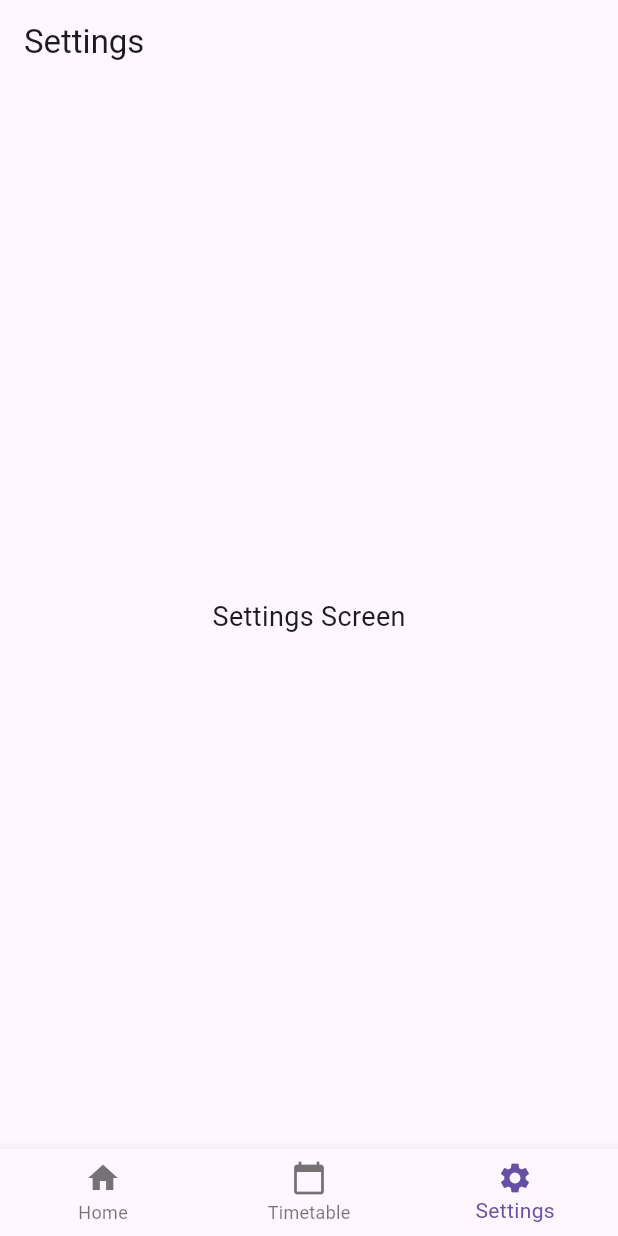
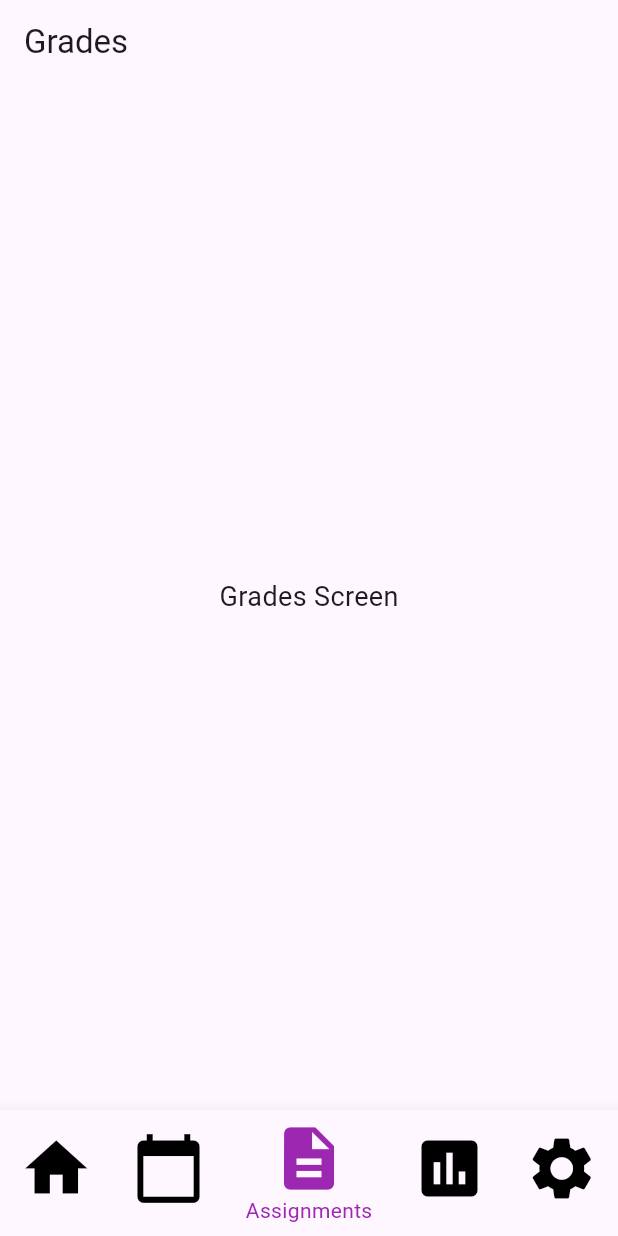
Before and after one commit to AltCrest/webdev, a Flutter app: the screen it shows after launch, item 3 of the bottom bar chosen, on a phone screen of 412 x 824 dp. Run offline on Flutter 3.47's test engine with Material 3 defaults, Android fonts, the phone set to English and light mode, and no system bars.

Commit message:
Commit 2

```diff
--- a/lib/main.dart
+++ b/lib/main.dart
@@ -1,4 +1,6 @@
 import 'package:flutter/material.dart';
+import 'screens/assignment_screen.dart';
+import 'screens/grade_screen.dart';
 import 'screens/home_screen.dart';
 import 'screens/timetable_screen.dart';
 import 'screens/settings_screen.dart';
@@ -26,6 +28,8 @@
   final List<Widget> _screens = [
     HomeScreen(),
     TimetableScreen(),
+    GradesScreen(),
+    AssignmentsScreen(),
     SettingsScreen(),
   ];
 
@@ -40,9 +44,14 @@
             _currentIndex = index;
           });
         },
+        iconSize: 50.0,
+        selectedItemColor: Colors.purple, // Black color for selected icons
+        unselectedItemColor: Colors.black,
         items: [
           BottomNavigationBarItem(icon: Icon(Icons.home), label: 'Home'),
           BottomNavigationBarItem(icon: Icon(Icons.calendar_today), label: 'Timetable'),
+          BottomNavigationBarItem(icon: Icon(Icons.description), label: 'Assignments'),
+          BottomNavigationBarItem(icon: Icon(Icons.assessment), label: 'Grades'),
           BottomNavigationBarItem(icon: Icon(Icons.settings), label: 'Settings'),
         ],
       ),
--- /dev/null
+++ b/lib/screens/grade_screen.dart
@@ -0,0 +1,16 @@
+import 'package:flutter/material.dart';
+
+class GradesScreen extends StatelessWidget {
+  @override
+  Widget build(BuildContext context) {
+    return Scaffold(
+      appBar: AppBar(title: Text('Grades')),
+      body: Center(
+        child: Text(
+          'Grades Screen',
+          style: TextStyle(fontSize: 18),
+        ),
+      ),
+    );
+  }
+}
```
Also changed, not shown: lib/screens/assignment_screen.dart (added, +16 -0 lines).
